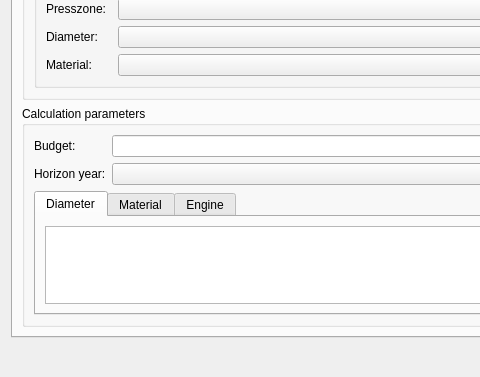
bgeo-gis/gw_assetmanage_plugin, file core/ui/toolbars/assetmanage/priority.ui: the form before one commit; both pictures show x 0 to 480 and y 204 to 581 of the 779 by 581 pixel window.
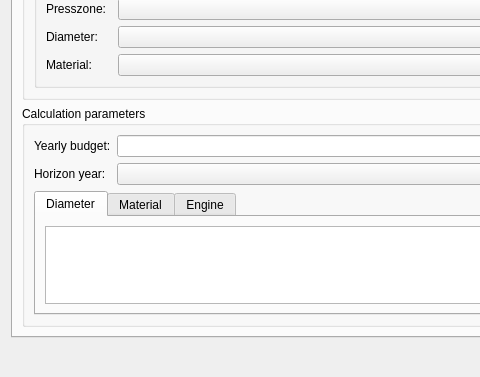
The form after the commit.

Commit message: Change budget to yearly budget

What changed in the file:
```diff
--- a/core/ui/toolbars/assetmanage/priority.ui
+++ b/core/ui/toolbars/assetmanage/priority.ui
@@ -112,7 +112,7 @@
           <item row="0" column="0">
            <widget class="QLabel" name="lbl_budget">
             <property name="text">
-             <string>Budget:</string>
+             <string>Yearly budget:</string>
             </property>
            </widget>
           </item>
```
